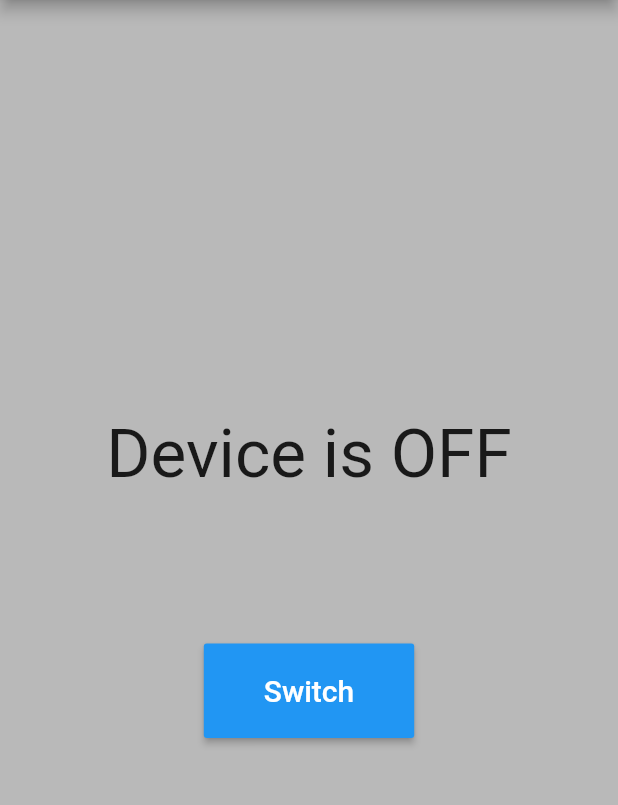
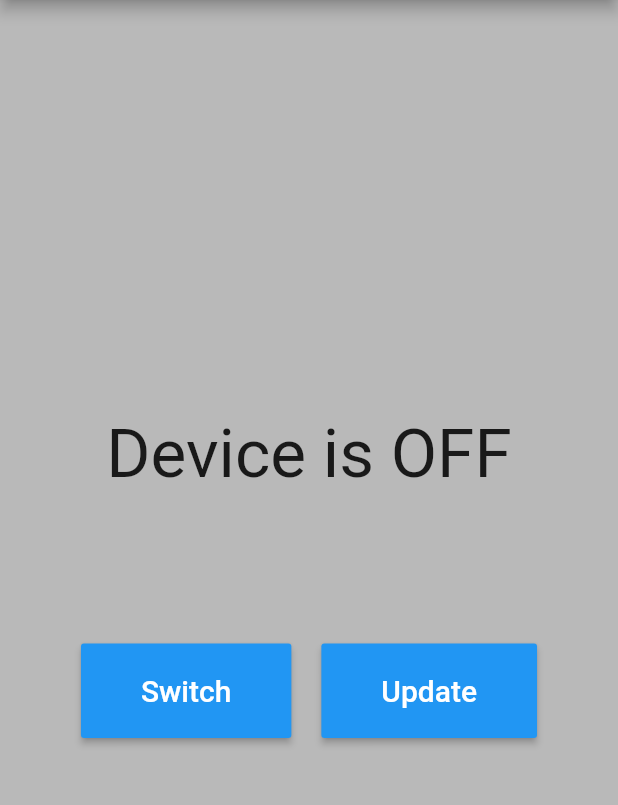
Before and after one commit to lorespaul/iot-end-to-end, a Flutter app: the screen it shows after launch, on a phone screen of 412 x 824 dp, the part 84-889 px from its top. Run offline on Flutter 3.47's test engine with Material 2 defaults, Android fonts, the phone set to English and light mode, and no system bars; our stand-ins replace flutter_dotenv, flutter_spinkit, shared_preferences; missing offline and left inert: flutter_guid, http_interceptor; statements that could not run were skipped.

Commit message:
fix + button update

```diff
--- a/on_off_app/lib/widgets/on_off_switch.dart
+++ b/on_off_app/lib/widgets/on_off_switch.dart
@@ -14,6 +14,7 @@ class _OnOffSwitchState extends State<OnOffSwitch> {
   String _status;
   bool _isLoading;
   bool _isSwitchDisabled;
+  int _errorMessageCounter;
 
   final MessageService _messageService = MessageService();
   Future<String> _futureMessage;
@@ -24,6 +25,7 @@ class _OnOffSwitchState extends State<OnOffSwitch> {
     _status = _OFF;
     _isLoading = false;
     _isSwitchDisabled = false;
+    _errorMessageCounter = 0;
     _futureMessage = _messageService.getMessage(pool: true);
   }
 
@@ -63,6 +65,9 @@ class _OnOffSwitchState extends State<OnOffSwitch> {
               Container(
                 height: 100.0,
               ),
+              Row(
+                mainAxisAlignment: MainAxisAlignment.center,
+                children: [
                   RaisedButton(
                     padding: const EdgeInsets.fromLTRB(40.0, 20.0, 40.0, 20.0),
                     textColor: Colors.white,
@@ -72,6 +77,21 @@ class _OnOffSwitchState extends State<OnOffSwitch> {
                       style: TextStyle(fontSize: 20),
                     ),
                     onPressed: _switch,
+                  ),
+                  Container(
+                    width: 20.0,
+                  ),
+                  RaisedButton(
+                    padding: const EdgeInsets.fromLTRB(40.0, 20.0, 40.0, 20.0),
+                    textColor: Colors.white,
+                    color: Colors.blue,
+                    child: Text(
+                      'Update',
+                      style: TextStyle(fontSize: 20),
+                    ),
+                    onPressed: _update,
+                  ),
+                ],
               ),
             ],
           ),
@@ -102,8 +122,23 @@ class _OnOffSwitchState extends State<OnOffSwitch> {
     );
   }
 
+  void _update() async {
+    ScaffoldMessenger.of(context).hideCurrentSnackBar();
+    if (!_isLoading) {
+      setState(() {
+        _isLoading = true;
+      });
+      _status = await _messageService.getMessage();
+      setState(() {
+        _futureMessage = Future.value(_status);
+        _isLoading = false;
+        _isSwitchDisabled = false;
+      });
+    }
+  }
+
   void _switch({sendMessage = true}) async {
-    if (!_isLoading && (!_isSwitchDisabled || !sendMessage)) {
+    if (!_isLoading && !_isSwitchDisabled) {
       setState(() {
         _isLoading = true;
         _isSwitchDisabled = true;
@@ -139,7 +174,6 @@ class _OnOffSwitchState extends State<OnOffSwitch> {
       } else {
         setState(() {
           _isLoading = false;
-          _isSwitchDisabled = false;
         });
         _showErrorMessage(sendMessage: true);
       }
@@ -157,6 +191,14 @@ class _OnOffSwitchState extends State<OnOffSwitch> {
           label: 'UPDATE',
           onPressed: () {
             ScaffoldMessenger.of(context).hideCurrentSnackBar();
+            if (!sendMessage) {
+              sendMessage = (_errorMessageCounter % 2) != 0;
+              _errorMessageCounter++;
+            }
+            if (sendMessage) {
+              _errorMessageCounter = 0;
+            }
+            _isSwitchDisabled = false;
             _switch(sendMessage: sendMessage);
           },
         ),
```
Lines whose indentation alone changed are shown as unchanged.
